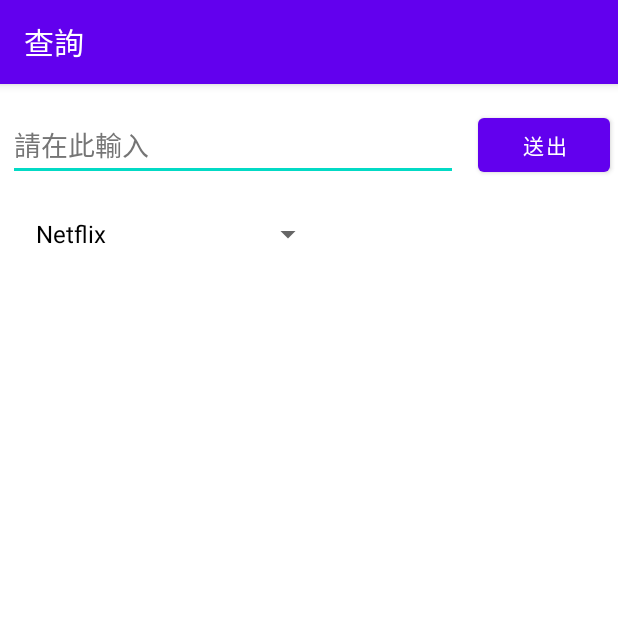
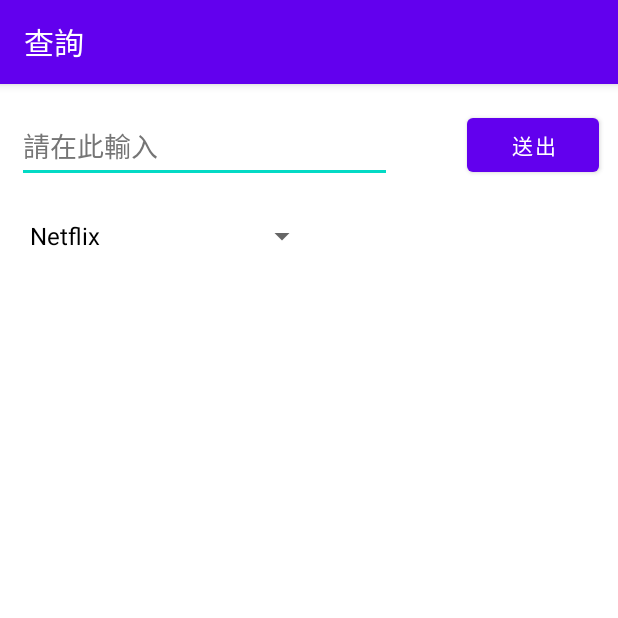
Before and after one commit to FJU-TeamA06/OTT_Search, an Android app: the SearchActivity screen opened directly, with no data from a screen before it, on a phone screen of 412 x 824 dp, the top half of it. Run offline under Robolectric (Android 15) with nearby library versions, the phone set to English and light mode, and no system bars.

Commit message:
小修改(搜尋UI適配平板電腦)

```diff
--- a/app/src/main/res/layout/activity_search.xml
+++ b/app/src/main/res/layout/activity_search.xml
@@ -19,17 +19,18 @@
         <EditText
 
             android:id="@+id/et_Name"
-            android:layout_width="300dp"
-            android:layout_height="wrap_content"
+            android:layout_width="250dp"
+            android:layout_height="49dp"
 
+            android:layout_marginStart="8dp"
             android:hint="@string/SearchBoxHintText"
             android:importantForAutofill="no"
             android:inputType="text"
             android:minHeight="48dp"
             android:textColorHint="#757575"
             app:layout_constraintBottom_toBottomOf="parent"
-            app:layout_constraintEnd_toEndOf="parent"
-            app:layout_constraintHorizontal_bias="0.045"
+            app:layout_constraintEnd_toStartOf="@+id/btn_Show"
+            app:layout_constraintHorizontal_bias="0.06"
             app:layout_constraintStart_toStartOf="parent"
             app:layout_constraintTop_toTopOf="parent"
             app:layout_constraintVertical_bias="0.023" />
@@ -38,11 +39,11 @@
             android:id="@+id/btn_Show"
             android:layout_width="wrap_content"
             android:layout_height="wrap_content"
+
             android:text="@string/ButtonSubmitText"
-
             app:layout_constraintBottom_toBottomOf="parent"
             app:layout_constraintEnd_toEndOf="parent"
-            app:layout_constraintHorizontal_bias="0.984"
+            app:layout_constraintHorizontal_bias="0.96"
             app:layout_constraintStart_toStartOf="parent"
             app:layout_constraintTop_toTopOf="parent"
             app:layout_constraintVertical_bias="0.023" />
@@ -56,21 +57,23 @@
             android:minHeight="48dp"
             app:layout_constraintBottom_toBottomOf="parent"
             app:layout_constraintEnd_toEndOf="parent"
-            app:layout_constraintHorizontal_bias="0.075"
+            app:layout_constraintHorizontal_bias="0.056"
             app:layout_constraintStart_toStartOf="parent"
             app:layout_constraintTop_toBottomOf="@+id/et_Name"
             app:layout_constraintVertical_bias="0.0" />
 
         <androidx.recyclerview.widget.RecyclerView
             android:id="@+id/OTTlist"
-            android:layout_width="match_parent"
-            android:layout_height="590dp"
+            android:layout_width="400dp"
+            android:layout_height="600dp"
             android:scrollbars="vertical"
             app:layoutManager="LinearLayoutManager"
             app:layout_constraintBottom_toBottomOf="parent"
-            app:layout_constraintTop_toTopOf="parent"
-            app:layout_constraintVertical_bias="1.0"
-            tools:layout_editor_absoluteX="-16dp" />
+            app:layout_constraintEnd_toEndOf="parent"
+            app:layout_constraintHorizontal_bias="0.085"
+            app:layout_constraintStart_toStartOf="parent"
+            app:layout_constraintTop_toBottomOf="@+id/spinnerOTTs"
+            app:layout_constraintVertical_bias="0.051" />
 
 
     </androidx.constraintlayout.widget.ConstraintLayout>
```
